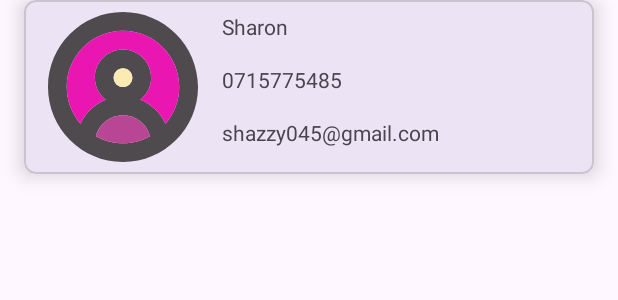
After one commit to Sharon-Njunge/Kotlin-Contact, an Android app: the layout contact_list_item.xml on its own in the app's theme, with its tools: preview values and no code run, on a phone screen of 412 x 824 dp. The commit adds this screen. Shown: the top 300 px of the screen. Run offline under Robolectric (Android 15) with nearby library versions, the phone set to English and light mode, and no system bars.

Commit message:
add files

```diff
--- /dev/null
+++ b/app/src/main/res/drawable/id.xml
@@ -0,0 +1,11 @@
+<vector xmlns:android="http://schemas.android.com/apk/res/android" android:height="100dp" android:viewportHeight="64" android:viewportWidth="64" android:width="100dp">
+
+    <path android:fillColor="#4f4a4e" android:pathData="M32,0C14.328,0 0,14.328 0,32s14.328,32 32,32s32,-14.328 32,-32S49.672,0 32,0zM20.418,53.016C21.75,47.844 26.406,44 32,44s10.25,3.844 11.582,9.016C40.145,54.914 36.203,56 32,56S23.855,54.914 20.418,53.016zM32,32c-2.211,0 -4,-1.789 -4,-4s1.789,-4 4,-4s4,1.789 4,4S34.211,32 32,32zM50.129,47.695c-2.141,-4.668 -5.992,-8.367 -10.789,-10.266C42.156,35.234 44,31.848 44,28c0,-6.625 -5.371,-12 -12,-12s-12,5.375 -12,12c0,3.848 1.844,7.234 4.66,9.43c-4.797,1.898 -8.648,5.598 -10.789,10.266C10.223,43.484 8,38.008 8,32C8,18.746 18.746,8 32,8s24,10.746 24,24C56,38.008 53.777,43.484 50.129,47.695z"/>
+
+    <path android:fillColor="#b94695" android:pathData="M20.418,53.016C21.75,47.844 26.406,44 32,44s10.25,3.844 11.582,9.016C40.145,54.914 36.203,56 32,56S23.855,54.914 20.418,53.016z"/>
+
+    <path android:fillColor="#F9EBB2" android:pathData="M32,28m-4,0a4,4 0,1 1,8 0a4,4 0,1 1,-8 0"/>
+
+    <path android:fillColor="#e916b1" android:pathData="M50.129,47.695c-2.141,-4.668 -5.992,-8.367 -10.789,-10.266C42.156,35.234 44,31.848 44,28c0,-6.625 -5.371,-12 -12,-12s-12,5.375 -12,12c0,3.848 1.844,7.234 4.66,9.43c-4.797,1.898 -8.648,5.598 -10.789,10.266C10.223,43.484 8,38.008 8,32C8,18.746 18.746,8 32,8s24,10.746 24,24C56,38.008 53.777,43.484 50.129,47.695z"/>
+
+</vector>
--- /dev/null
+++ b/app/src/main/res/layout/contact_list_item.xml
@@ -0,0 +1,64 @@
+<?xml version="1.0" encoding="utf-8"?>
+<com.google.android.material.card.MaterialCardView xmlns:android="http://schemas.android.com/apk/res/android"
+    xmlns:app="http://schemas.android.com/apk/res-auto"
+    xmlns:tools="http://schemas.android.com/tools"
+    android:layout_width="match_parent"
+    android:layout_height="wrap_content"
+    android:layout_marginStart="16dp"
+    android:layout_marginEnd="16dp"
+    android:layout_marginBottom="16dp"
+    app:cardCornerRadius="8dp"
+    app:cardElevation="8dp">
+
+    <androidx.constraintlayout.widget.ConstraintLayout
+        android:layout_width="match_parent"
+        android:layout_height="match_parent">
+
+        <ImageView
+            android:id="@+id/imageView2"
+            android:layout_width="wrap_content"
+            android:layout_height="wrap_content"
+            android:layout_marginStart="16dp"
+            android:layout_marginTop="8dp"
+            android:layout_marginBottom="8dp"
+            app:layout_constraintBottom_toBottomOf="parent"
+            app:layout_constraintStart_toStartOf="parent"
+            app:layout_constraintTop_toTopOf="parent"
+            app:srcCompat="@drawable/id" />
+
+        <TextView
+            android:id="@+id/tvName"
+            android:layout_width="0dp"
+            android:layout_height="wrap_content"
+            android:layout_marginStart="16dp"
+            android:layout_marginEnd="16dp"
+            app:layout_constraintEnd_toEndOf="parent"
+            app:layout_constraintStart_toEndOf="@+id/imageView2"
+            app:layout_constraintTop_toTopOf="@+id/imageView2"
+            tools:text="Sharon" />
+
+        <TextView
+            android:id="@+id/tvPhoneNumber"
+            android:layout_width="0dp"
+            android:layout_height="wrap_content"
+            android:layout_marginStart="16dp"
+            android:layout_marginTop="16dp"
+            android:layout_marginEnd="16dp"
+            app:layout_constraintEnd_toEndOf="parent"
+            app:layout_constraintStart_toEndOf="@+id/imageView2"
+            app:layout_constraintTop_toBottomOf="@+id/tvName"
+            tools:text="0715775485" />
+
+        <TextView
+            android:id="@+id/tvEmail"
+            android:layout_width="0dp"
+            android:layout_height="wrap_content"
+            android:layout_marginStart="16dp"
+            android:layout_marginTop="16dp"
+            android:layout_marginEnd="16dp"
+            app:layout_constraintEnd_toEndOf="parent"
+            app:layout_constraintStart_toEndOf="@+id/imageView2"
+            app:layout_constraintTop_toBottomOf="@+id/tvPhoneNumber"
+            tools:text="shazzy045@gmail.com" />
+    </androidx.constraintlayout.widget.ConstraintLayout>
+</com.google.android.material.card.MaterialCardView>
```
Also changed, not shown: app/src/main/java/com/akirachix/mycontacts/Contact.kt (added, +10 -0 lines), app/src/main/java/com/akirachix/mycontacts/ContactsAdapter.kt (added, +33 -0 lines), app/src/main/java/com/akirachix/mycontacts/MainActivity.kt (+26 -7 lines), app/src/main/res/layout/activity_main.xml (+16 -1 lines).
